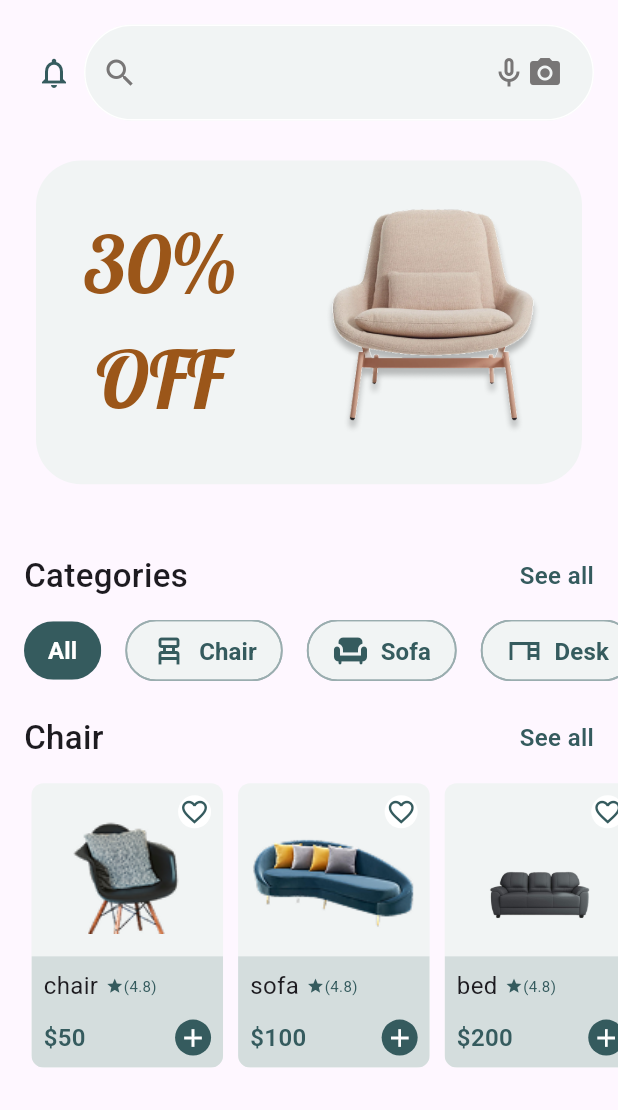
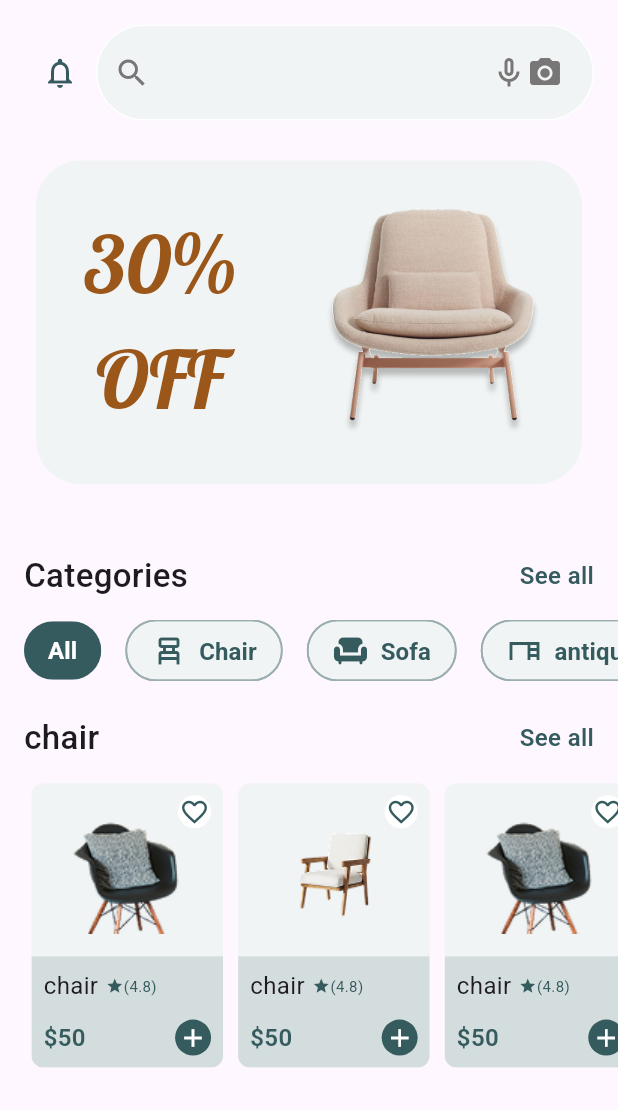
Before and after one commit to Rana-Mohsen/betna, a Flutter app: the HomeView screen opened by its route, on a phone screen of 412 x 824 dp, the part 126-1236 px from its top. Run offline on Flutter 3.47's test engine with Material 3 defaults, Android fonts, the light colour scheme and no system bars; drawn by our look-alikes of carousel_slider; our stand-ins replace bloc, dartz, dio, flutter_bloc, get_it, go_router and 4 more; missing offline and left inert: imageview360.

Commit message:
notification + see all view

```diff
--- a/lib/constants.dart
+++ b/lib/constants.dart
@@ -11,30 +11,61 @@ const kGrayTextColor = Color(0xff323232);
 
 const kMainPadding = EdgeInsets.all(16.0);
 
-final List<ItemModel> itemList = [
+final List<String> categoriesList = ["chair","sofa","antique"];
+
+final Map<String, List<ItemModel>> itemList = {
+  "chair": [
     ItemModel(
       name: "chair",
       price: "50",
       image: 'assets/images/items/chair1.png',
     ),
-  ItemModel(name: "sofa", price: "100", image: 'assets/images/items/sofa1.png'),
-  ItemModel(name: "bed", price: "200", image: 'assets/images/items/sofa2.png'),
+    ItemModel(
+      name: "chair",
+      price: "50",
+      image: 'assets/images/items/chair2.png',
+    ),
+    ItemModel(
+      name: "chair",
+      price: "50",
+      image: 'assets/images/items/chair1.png',
+    ),
+  ],
+  "sofa": [
+    ItemModel(
+      name: "sofa",
+      price: "100",
+      image: 'assets/images/items/sofa1.png',
+    ),
+    ItemModel(
+      name: "bed",
+      price: "200",
+      image: 'assets/images/items/sofa2.png',
+    ),
+    ItemModel(
+      name: "sofa",
+      price: "100",
+      image: 'assets/images/items/sofa1.png',
+    ),
+  ],
+  "antique":[
     ItemModel(
       name: "antique",
       price: "80",
       image: 'assets/images/items/antique.png',
     ),
     ItemModel(
-    name: "carpet",
-    price: "70",
-    image: 'assets/images/items/chair1.png',
+      name: "antique",
+      price: "80",
+      image: 'assets/images/items/antique.png',
     ),
     ItemModel(
-    name: "cupboard",
-    price: "70",
-    image: 'assets/images/items/chair2.png',
+      name: "antique",
+      price: "80",
+      image: 'assets/images/items/antique.png',
     ),
-  ItemModel(name: "lamp", price: "70", image: 'assets/images/items/lamp.png'),
-];
+    ]
+};
+
 List<ItemModel> cartList = [];
 List<ItemModel> favList = [];
--- a/lib/core/utils/app_routes.dart
+++ b/lib/core/utils/app_routes.dart
@@ -11,6 +11,7 @@ import 'package:betna/views/cart/cart_view.dart';
 import 'package:betna/views/cart/my_order_view.dart';
 import 'package:betna/views/favorite/favorite_view.dart';
 import 'package:betna/views/home/home_view.dart';
+import 'package:betna/views/home/notification_view.dart';
 import 'package:betna/views/home/product_view.dart';
 import 'package:betna/views/profile/profile_view.dart';
 import 'package:betna/views/search/search_view.dart';
@@ -22,6 +23,7 @@ abstract class AppRoutes {
   static const kSignupView = '/signupView';
   static const kBottomNavigationView = '/bottomNavigationView';
   static const kHomeView = '/homeView';
+  static const kNotificationView = '/notificationView';
   static const kProductView = '/productView';
   static const kFavoriteView = '/favoriteView';
   static const kCartView = '/cartView';
@@ -33,7 +35,7 @@ abstract class AppRoutes {
     observers: [NavigationLogger()],
     routes: [
       GoRoute(
-        path: '/',//kLoginView,
+        path: '/', //kLoginView,
         builder:
             (context, state) => BlocProvider(
               create: (context) => AuthBloc(getIt.get<AuthApi>()),
@@ -45,13 +47,13 @@ abstract class AppRoutes {
         builder: (context, state) => const SignupView(),
       ),
       GoRoute(
-        path:kBottomNavigationView,
-        builder:
-            (context, state) => const BottomNavigation(),
+        path: kBottomNavigationView,
+        builder: (context, state) => const BottomNavigation(),
       ),
+      GoRoute(path: kHomeView, builder: (context, state) => const HomeView()),
       GoRoute(
-        path: kHomeView,
-        builder: (context, state) => const HomeView()
+        path: kNotificationView,
+        builder: (context, state) => const NotificationView(),
       ),
       GoRoute(
         path: kProductView,
--- a/lib/core/widgets/item_count.dart
+++ b/lib/core/widgets/item_count.dart
@@ -64,7 +64,7 @@ class _ItemCountState extends State<ItemCount> {
                 setState(() {
                   widget.item.count--;
                   if (widget.item.count == 0) {
-                    bloc.removeItem(widget.item);
+                    bloc.removeItem(widget.item.name, widget.item);
                   }
                   bloc.cartTotalPrice();
                 });
--- a/lib/view_models/cart/cart_list/cart_list_cubit.dart
+++ b/lib/view_models/cart/cart_list/cart_list_cubit.dart
@@ -9,8 +9,8 @@ part 'cart_list_state.dart';
 class CartListCubit extends Cubit<CartListState> {
   CartListCubit() : super(CartListInitial());
   double totalPrice = 0;
-  removeItem(ItemModel item) {
-    for (ItemModel itm in itemList) {
+  removeItem(String ctg, ItemModel item) {
+    for (ItemModel itm in itemList[ctg]!) {
       if (itm.name == item.name) {
         item.count = 0;
         break;
--- a/lib/views/cart/widgets/cart_list_item.dart
+++ b/lib/views/cart/widgets/cart_list_item.dart
@@ -112,7 +112,7 @@ class _CartListItemState extends State<CartListItem> {
                   onTap: () {
                     BlocProvider.of<CartListCubit>(
                       context,
-                    ).removeItem(widget.item);
+                    ).removeItem(widget.item.name,widget.item);
 
                     ScaffoldMessenger.of(
                       context,
--- a/lib/views/cart/widgets/my_order_view_body.dart
+++ b/lib/views/cart/widgets/my_order_view_body.dart
@@ -22,8 +22,8 @@ class _MyOrderViewBodyState extends State<MyOrderViewBody> {
           SizedBox(
             height: 43.h,
             child: ListView.builder(
-              itemCount: itemList.length,
-              itemBuilder: (context, index) => CustomItemCard(item: itemList[index],),
+              itemCount: cartList.length,
+              itemBuilder: (context, index) => CustomItemCard(item: cartList[index],),
             ),
           ),
           CustomButton(onTap: () {}, text: "You have 3 item in cart "),
--- a/lib/views/home/widgets/custom_choice_chip.dart
+++ b/lib/views/home/widgets/custom_choice_chip.dart
@@ -21,8 +21,8 @@ class _CustomButtonState extends State<CustomChoiceChip> {
     {"lable": "All", "icon": null},
     {"lable": "Chair", "icon": Icons.chair_alt_outlined},
     {"lable": "Sofa", "icon": Icons.chair},
-    {"lable": "Desk", "icon": Icons.desk_outlined},
-    {"lable": "Bed", "icon": Icons.bed_outlined},
+    {"lable": "antique", "icon": Icons.desk_outlined},
+    {"lable": "Chair", "icon": Icons.chair_alt_outlined},
   ];
   @override
   Widget build(BuildContext context) {
@@ -72,9 +72,9 @@ class _CustomButtonState extends State<CustomChoiceChip> {
                 setState(() {
                   isSel.fillRange(0, 6, false);
                   isSel[index] = selected;
-                  BlocProvider.of<CategoriesCubit>(
-                    context,
-                  ).chooseCategory(lable: lables[index]["lable"]);
+                  BlocProvider.of<CategoriesCubit>(context).chooseCategory(
+                    lable: lables[index]["lable"].toString().toLowerCase(),
+                  );
                 });
               },
             ),
--- a/lib/views/home/widgets/custom_listview.dart
+++ b/lib/views/home/widgets/custom_listview.dart
@@ -1,18 +1,19 @@
 import 'package:betna/constants.dart';
+import 'package:betna/models/Item_model.dart';
 import 'package:betna/views/home/product_view.dart';
 import 'package:betna/views/home/widgets/listview_item.dart';
 import 'package:flutter/material.dart';
 import 'package:sizer/sizer.dart';
 
 class CustomListView extends StatelessWidget {
-  const CustomListView({super.key});
-
+  const CustomListView({super.key, required this.categoryItemList});
+  final List<ItemModel> categoryItemList;
   @override
   Widget build(BuildContext context) {
     return SizedBox(
       height: 23.h,
       child: ListView.builder(
-        itemCount: itemList.length,
+        itemCount: categoryItemList.length,
         scrollDirection: Axis.horizontal,
         itemBuilder: (context, index) {
           return Padding(
@@ -22,11 +23,11 @@ class CustomListView extends StatelessWidget {
                 Navigator.push(
                   context,
                   MaterialPageRoute(
-                    builder: (context) => ProductView(item: itemList[index]),
+                    builder: (context) => ProductView(item: categoryItemList[index]),
                   ),
                 );
               },
-              child: ListViewItem(item: itemList[index]),
+              child: ListViewItem(item: categoryItemList[index]),
             ),
           );
         },
--- a/lib/views/home/widgets/home_body_top.dart
+++ b/lib/views/home/widgets/home_body_top.dart
@@ -1,9 +1,11 @@
 import 'package:betna/constants.dart';
+import 'package:betna/core/utils/app_routes.dart';
 import 'package:betna/core/utils/font_styles.dart';
 import 'package:betna/core/widgets/profile_image.dart';
 import 'package:betna/core/widgets/search_textfield.dart';
 import 'package:betna/views/home/widgets/custom_slider.dart';
 import 'package:flutter/material.dart';
+import 'package:go_router/go_router.dart';
 import 'package:sizer/sizer.dart';
 
 class HomeBodyTop extends StatelessWidget {
@@ -29,11 +31,11 @@ class HomeBodyTop extends StatelessWidget {
         ),
         Row(
           children: [
-            Padding(
-              padding: const EdgeInsets.all(8.0),
-              child: Icon(Icons.notifications_none, color: kPrimaryColor),
+            IconButton(
+              onPressed: () => context.push(AppRoutes.kNotificationView),
+              icon: Icon(Icons.notifications_none, color: kPrimaryColor),
             ),
-            Flexible(child: SearchTextfield(nav: true,)),
+            Flexible(child: SearchTextfield(nav: true)),
           ],
         ),
         CustomSlider(),
--- a/lib/views/home/widgets/home_view_body.dart
+++ b/lib/views/home/widgets/home_view_body.dart
@@ -33,7 +33,9 @@ class HomeViewBody extends StatelessWidget {
                       spacing: 15,
                       children: [
                         CustomLable(lable: state.lable, onTap: () {}),
-                        CustomListView(),
+                        CustomListView(
+                          categoryItemList: itemList[state.lable]!.toList(),
+                        ),
                         SizedBox(height: 5),
                       ],
                     );
@@ -44,13 +46,19 @@ class HomeViewBody extends StatelessWidget {
                         padding: EdgeInsets.all(0),
                         itemExtent: 260,
                         physics: NeverScrollableScrollPhysics(),
-                        itemCount: 4,
+                        itemCount: categoriesList.length,
                         itemBuilder:
                             (context, index) => Column(
                               spacing: 15,
                               children: [
-                                CustomLable(lable: "Chair", onTap: () {}),
-                                CustomListView(),
+                                CustomLable(
+                                  lable: categoriesList[index],
+                                  onTap: () {},
+                                ),
+                                CustomListView(
+                                  categoryItemList:
+                                      itemList[categoriesList[index]]!.toList(),
+                                ),
                               ],
                             ),
                       ),
```
Also changed, not shown: lib/core/utils/functions/add_items_to_cart.dart (added, +26 -0 lines), lib/core/widgets/add_icon.dart (+3 -9 lines), lib/views/home/notification_view.dart (added, +25 -0 lines), lib/views/home/see_all_view.dart (added, +25 -0 lines), lib/views/home/widgets/item_details.dart (+2 -10 lines), lib/views/home/widgets/notification_view_body.dart (added, +43 -0 lines), lib/views/home/widgets/see_all_view_body.dart (added, +39 -0 lines). Lines whose indentation alone changed are shown as unchanged.
